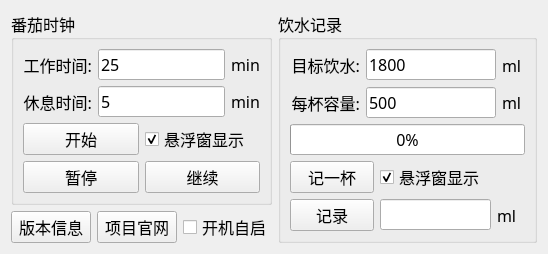
First picture: the form in cubicle_survivor/main_widget.ui, repository IceFRain/pomodoro_timer, before the edit.
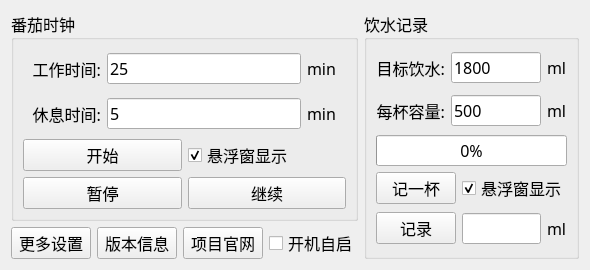
Second picture: the form after the edit.

Commit message: 添加设置界面

What changed in the file:
```diff
--- a/cubicle_survivor/main_widget.ui
+++ b/cubicle_survivor/main_widget.ui
@@ -6,8 +6,8 @@
    <rect>
     <x>0</x>
     <y>0</y>
-    <width>548</width>
-    <height>236</height>
+    <width>560</width>
+    <height>270</height>
    </rect>
   </property>
   <property name="font">
@@ -127,7 +127,14 @@
       </widget>
      </item>
      <item>
-      <layout class="QHBoxLayout" name="horizontalLayout_9" stretch="3,3,3,1">
+      <layout class="QHBoxLayout" name="horizontalLayout_9" stretch="0,3,3,3,1">
+       <item>
+        <widget class="QPushButton" name="PB_more_settings">
+         <property name="text">
+          <string>更多设置</string>
+         </property>
+        </widget>
+       </item>
        <item>
         <widget class="QPushButton" name="PB_version">
          <property name="text">
```
The commit also changes 7 other files.
